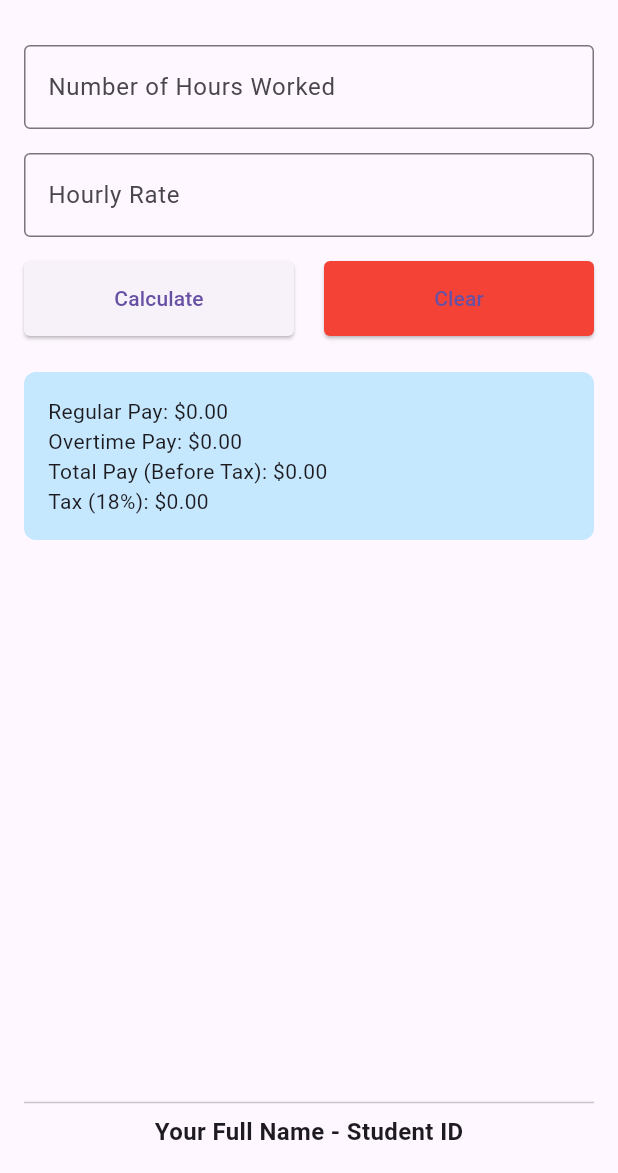
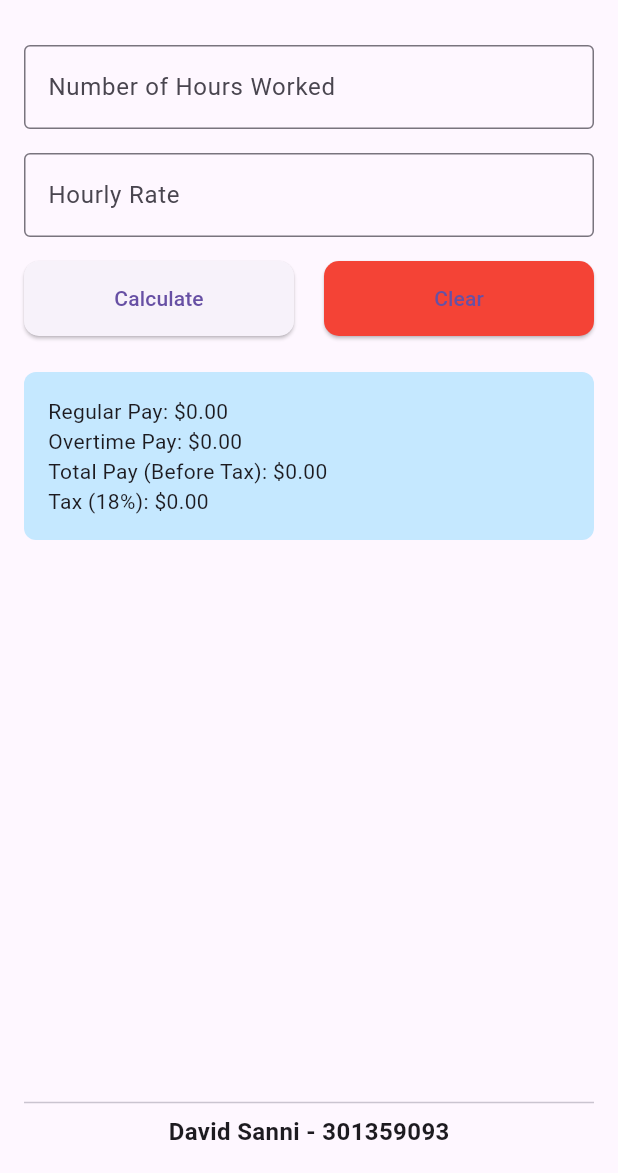
Before and after one commit to LanceDa-Vid/pay_calculator, a Flutter app: the screen it shows after launch, on a phone screen of 412 x 824 dp, the part 63-1236 px from its top. Run offline on Flutter 3.47's test engine with Material 3 defaults, Android fonts, the phone set to English and light mode, and no system bars.

Commit message:
second Commit

```diff
--- a/lib/main.dart
+++ b/lib/main.dart
@@ -95,7 +95,7 @@ class _PayCalculatorScreenState extends State<PayCalculatorScreen> {
                   style: ElevatedButton.styleFrom(
                     minimumSize: Size(180, 50),
                     shape: RoundedRectangleBorder(
-                      borderRadius: BorderRadius.circular(4),
+                      borderRadius: BorderRadius.circular(10),
                     ),
                   ),
                   child: Text('Calculate'),
@@ -106,7 +106,7 @@ class _PayCalculatorScreenState extends State<PayCalculatorScreen> {
                     minimumSize: Size(180, 50),
                     backgroundColor: Colors.red,
                     shape: RoundedRectangleBorder(
-                      borderRadius: BorderRadius.circular(4),
+                      borderRadius: BorderRadius.circular(10),
                     ),
                   ),
                   child: Text('Clear'),
@@ -135,7 +135,7 @@ class _PayCalculatorScreenState extends State<PayCalculatorScreen> {
             Divider(),
             Center(
               child: Text(
-                'Your Full Name - Student ID',
+                'David Sanni - 301359093',
                 style: TextStyle(fontSize: 16, fontWeight: FontWeight.bold),
               ),
             ),
```
